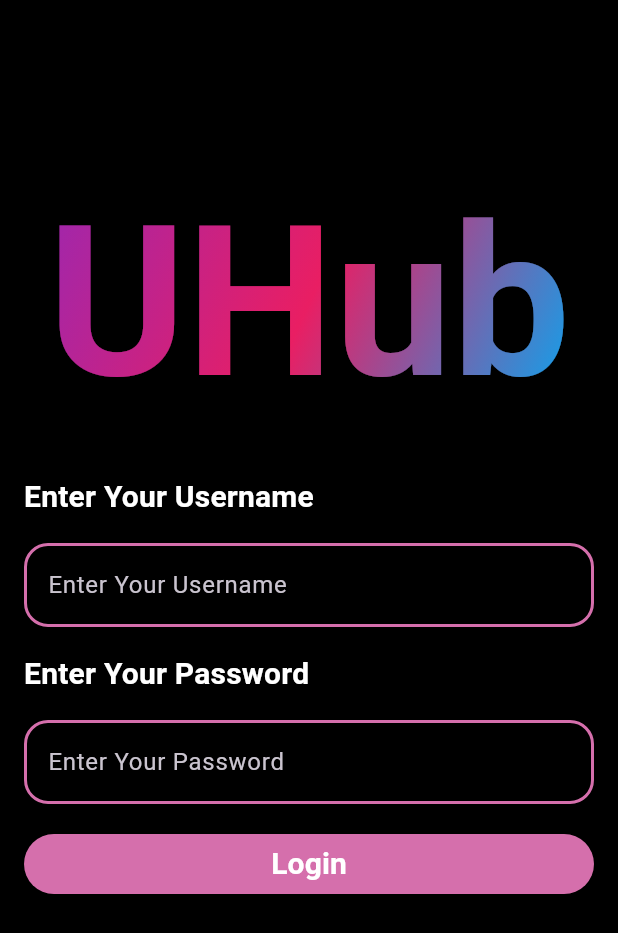
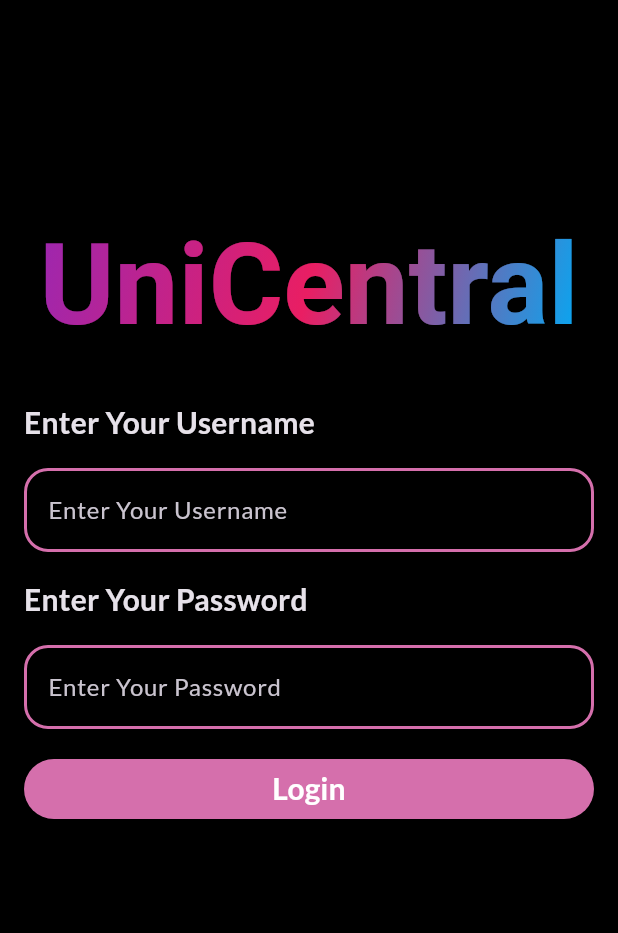
Before and after one commit to AlyTamer/uni-portal-app, a Flutter app: the screen it shows after launch, on a phone screen of 412 x 824 dp. Shown: the top 933 px of the screen. Run offline on Flutter 3.47's test engine with Material 3 defaults, Android fonts, the light colour scheme and no system bars; our stand-ins replace shared_preferences, webview_flutter; missing offline and left inert: ntlm.

Commit message:
feat: implement logout functionality and improve UI in multiple screens

```diff
--- a/lib/main.dart
+++ b/lib/main.dart
@@ -5,7 +5,7 @@ import 'package:uni_portal_app/screens/cms/view_all_courses.dart';
 import 'package:uni_portal_app/screens/login_screen.dart';
 
 void main() {
-  runApp(MainApp());
+  runApp(const MainApp());
 }
 
 class MainApp extends StatelessWidget {
@@ -16,20 +16,31 @@ class MainApp extends StatelessWidget {
     return MaterialApp(
       debugShowCheckedModeBanner: false,
       title: 'UHub',
-      theme: ThemeData.dark().copyWith(
-        colorScheme: ColorScheme.fromSeed(seedColor: Colors.deepPurpleAccent,
+      theme: ThemeData(
+        brightness: Brightness.dark,
+        fontFamily: 'Lato',
+        scaffoldBackgroundColor: Colors.black,
+        colorScheme: ColorScheme.fromSeed(
+          seedColor: Colors.deepPurpleAccent,
           brightness: Brightness.dark,
-          surface: Colors.black,),
-        textTheme: TextTheme(
-          titleLarge: TextStyle(fontSize: 30, fontWeight: FontWeight.bold),
-          titleMedium: TextStyle(fontSize: 20, fontWeight: FontWeight.bold),
-          titleSmall: TextStyle(fontSize: 15, fontWeight: FontWeight.bold),
+          surface: Colors.black,
         ),
-       scaffoldBackgroundColor: Colors.black,
-
+        textTheme: const TextTheme(
+          titleLarge: TextStyle(
+            fontSize: 30,
+            fontWeight: FontWeight.bold,
+          ),
+          titleMedium: TextStyle(
+            fontSize: 20,
+            fontWeight: FontWeight.bold,
+          ),
+          titleSmall: TextStyle(
+            fontSize: 15,
+            fontWeight: FontWeight.bold,
+          ),
+        ),
       ),
-
-      home: LoginScreen(),
+      home: const LoginScreen(),
     );
   }
 }
--- a/lib/screens/cms/view_all_courses.dart
+++ b/lib/screens/cms/view_all_courses.dart
@@ -127,10 +127,10 @@ class _ViewAllScreenState extends State<ViewAllScreen> {
                   itemCount: selectedCourses.length,
                   itemBuilder: (context, idx) {
                     return Padding(
-                      padding: const EdgeInsets.all(8.0),
+                      padding: const EdgeInsets.all(4.0),
                       child: ListTile(
                         title: Text(selectedCourses[idx]['name']!,style: Theme.of(context).textTheme.titleMedium,),
-                        leading: const Icon(Icons.arrow_right, color: Colors.deepPurple,size: 50,),
+                        leading: const Icon(Icons.arrow_right, color: Colors.deepPurple,size: 60,),
                         tileColor: Color.fromRGBO(10, 10, 10, 1),
                         onTap: () {
                           print('Selected course: ${selectedCourses[idx]}');
--- a/lib/screens/login_screen.dart
+++ b/lib/screens/login_screen.dart
@@ -104,9 +104,9 @@ class _LoginScreenState extends State<LoginScreen> {
             begin: Alignment.topLeft,
             end: Alignment.bottomRight,).createShader(
               Rect.fromLTWH(0, 0, bounds.width, bounds.height)),
-        child: RichText(text: TextSpan(text: 'UHub',
+        child: RichText(text: TextSpan(text: 'UniCentral',
           style: TextStyle(color: Colors.white,
-            fontSize: 140, fontWeight: FontWeight.bold,),
+            fontSize: 76, fontWeight: FontWeight.bold,),
         ),
         ),
       ),
--- a/lib/widgets/content_download_tile_widget.dart
+++ b/lib/widgets/content_download_tile_widget.dart
@@ -21,7 +21,7 @@ class DownloadTile extends StatelessWidget {
               size: 35,
               color: Colors.blueAccent),
         ),
-        tileColor: Color.fromRGBO(23, 23, 23, 1.0),
+        tileColor: Color.fromRGBO(12, 12, 12, 1.0),
       ),
     );
   }
```
Also changed, not shown: lib/screens/cms/acitve_course_screen.dart (+35 -9 lines), lib/screens/cms/cms_main_screen.dart (+14 -10 lines), pubspec.yaml (+14 -1 lines).
